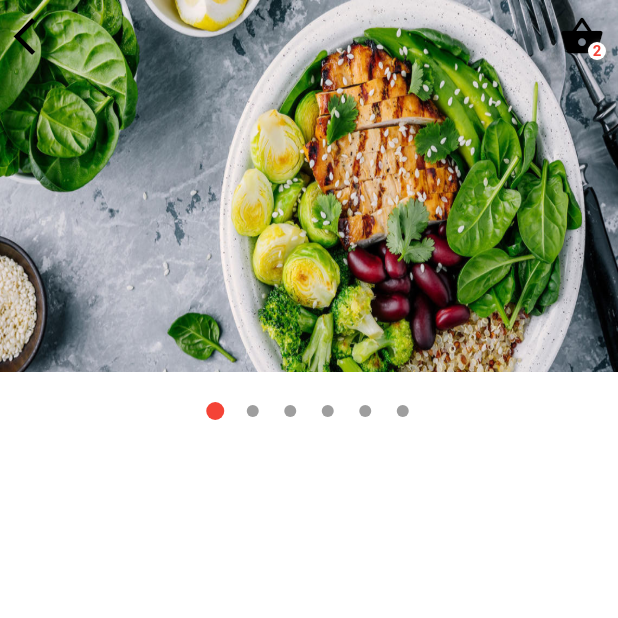
After one commit to bikashKatwal/flutter_food_ordering_app_ui, a Flutter app: the screen it shows after launch, after a tap on "Cereals", on a phone screen of 412 x 824 dp, the top half of it. The commit adds this screen. Run offline on Flutter 3.47's test engine with Material 2 defaults, Android fonts, the phone set to English and light mode, and no system bars; drawn by our look-alikes of carousel_pro; our stand-ins replace font_awesome_flutter; network calls fail.

Commit message:
added detail screen

```diff
--- /dev/null
+++ b/lib/helpers/screen_navigation.dart
@@ -0,0 +1,8 @@
+import 'package:flutter/material.dart';
+
+void changeScreen(BuildContext context, Widget widget) =>
+    Navigator.push(context, MaterialPageRoute(builder: (context) => widget));
+
+void changeScreenReplacement(BuildContext context, Widget widget) =>
+    Navigator.pushReplacement(
+        context, MaterialPageRoute(builder: (context) => widget));
--- a/lib/screens/home_page.dart
+++ b/lib/screens/home_page.dart
@@ -1,5 +1,5 @@
 import 'package:flutter/material.dart';
-import 'package:food_ordering_app/commons.dart';
+import 'package:food_ordering_app/helpers/commons.dart';
 import 'package:food_ordering_app/widgets/categories_widget.dart';
 import 'package:food_ordering_app/widgets/custom_bottomnavigationbar_widget.dart';
 import 'package:food_ordering_app/widgets/custom_text.dart';
--- /dev/null
+++ b/lib/screens/product_detail_page.dart
@@ -0,0 +1,123 @@
+import 'package:flutter/material.dart';
+import 'package:food_ordering_app/helpers/commons.dart';
+import 'package:food_ordering_app/models/products.dart';
+import 'package:carousel_pro/carousel_pro.dart';
+import 'package:food_ordering_app/widgets/custom_text.dart';
+import 'package:food_ordering_app/widgets/featured_icon.dart';
+
+class ProductDetailsPage extends StatefulWidget {
+  final Products products;
+
+  const ProductDetailsPage({@required this.products});
+  @override
+  _ProductDetailsPageState createState() => _ProductDetailsPageState();
+}
+
+class _ProductDetailsPageState extends State<ProductDetailsPage> {
+  @override
+  Widget build(BuildContext context) {
+    return SafeArea(
+      child: Scaffold(
+        backgroundColor: kWhite,
+        body: Column(
+          children: <Widget>[
+            Container(
+              height: 300,
+              child: Stack(
+                children: <Widget>[
+                  SizedBox(
+                    height: 300.0,
+                    width: MediaQuery.of(context).size.width,
+                    child: Carousel(
+                      images: [
+                        Image.asset(
+                          'images/${widget.products.image}',
+                          fit: BoxFit.fill,
+                        ),
+                        Image.asset(
+                          'images/1.jpg',
+                          fit: BoxFit.fill,
+                        ),
+                        Image.asset(
+                          'images/2.jpeg',
+                          fit: BoxFit.fill,
+                        ),
+                        Image.asset(
+                          'images/3.jpeg',
+                          fit: BoxFit.fill,
+                        ),
+                        Image.asset(
+                          'images/4.jpg',
+                          fit: BoxFit.fill,
+                        ),
+                        Image.asset(
+                          'images/5.jpg',
+                          fit: BoxFit.fill,
+                        ),
+                      ],
+                      dotBgColor: kWhite,
+                      dotColor: kGrey,
+                      dotIncreasedColor: kRed,
+                      dotIncreaseSize: 1.5,
+                      autoplay: false,
+                    ),
+                  ),
+                  Row(
+                    mainAxisAlignment: MainAxisAlignment.spaceBetween,
+                    children: <Widget>[
+                      IconButton(
+                        icon: Icon(
+                          Icons.arrow_back_ios,
+                          size: 30,
+                          color: kBlack,
+                        ),
+                        onPressed: () => Navigator.pop(context),
+                      ),
+                      Stack(
+                        children: <Widget>[
+                          IconButton(
+                            icon: Icon(
+                              Icons.shopping_basket,
+                              size: 30,
+                              color: kBlack,
+                            ),
+                            onPressed: () => Navigator.pop(context),
+                          ),
+                          Positioned(
+                            bottom: 8,
+                            right: 8,
+                            child: Container(
+                              height: 12,
+                              width: 12,
+                              decoration: BoxDecoration(
+                                  color: kWhite,
+                                  borderRadius: BorderRadius.circular(20),
+                                  boxShadow: [
+                                    BoxShadow(
+                                        color: kGrey,
+                                        offset: Offset(2, 1),
+                                        blurRadius: 3)
+                                  ]),
+                              child: Center(
+                                child: CustomText(
+                                  titleText: '2',
+                                  customFontSize: 10,
+                                  customColors: kRed,
+                                  customFontWeight: FontWeight.bold,
+                                ),
+                              ),
+                            ),
+                          ),
+                        ],
+                      ),
+                    ],
+                  ),
+                ],
+              ),
+            )
+          ],
+        ),
+      ),
+    );
+  }
+}
--- a/lib/widgets/categories_widget.dart
+++ b/lib/widgets/categories_widget.dart
@@ -1,7 +1,7 @@
 import 'package:flutter/material.dart';
+import 'package:food_ordering_app/helpers/commons.dart';
 import 'package:food_ordering_app/models/category.dart';
 
-import '../commons.dart';
 import 'custom_text.dart';
 
 final categoryList = <Category>[
--- a/lib/widgets/custom_text.dart
+++ b/lib/widgets/custom_text.dart
@@ -1,5 +1,5 @@
 import 'package:flutter/material.dart';
-import 'package:food_ordering_app/commons.dart';
+import 'package:food_ordering_app/helpers/commons.dart';
 
 class CustomText extends StatelessWidget {
   final String titleText;
--- a/lib/widgets/featured_icon.dart
+++ b/lib/widgets/featured_icon.dart
@@ -1,5 +1,5 @@
 import 'package:flutter/material.dart';
-import 'package:food_ordering_app/commons.dart';
+import 'package:food_ordering_app/helpers/commons.dart';
 
 class FeaturedIcon extends StatelessWidget {
   final IconData iconData;
--- a/lib/widgets/featured_products.dart
+++ b/lib/widgets/featured_products.dart
@@ -1,7 +1,10 @@
 import 'package:flutter/material.dart';
 import 'package:font_awesome_flutter/font_awesome_flutter.dart';
-import 'package:food_ordering_app/commons.dart';
+import 'package:food_ordering_app/helpers/commons.dart';
+import 'package:food_ordering_app/helpers/screen_navigation.dart';
+
 import 'package:food_ordering_app/models/products.dart';
+import 'package:food_ordering_app/screens/product_detail_page.dart';
 import 'package:food_ordering_app/widgets/custom_text.dart';
 import 'package:food_ordering_app/widgets/featured_icon.dart';
 
@@ -25,6 +28,11 @@ class FeaturedProducts extends StatelessWidget {
         itemCount: productsList.length,
         itemBuilder: (_, i) => Padding(
           padding: const EdgeInsets.fromLTRB(12, 14, 16, 12),
+          child: GestureDetector(
+            onTap: () => changeScreen(
+              context,
+              ProductDetailsPage(products: productsList[i]),
+            ),
             child: Container(
               height: 220,
               width: 200,
@@ -104,6 +112,7 @@ class FeaturedProducts extends StatelessWidget {
             ),
           ),
         ),
+      ),
     );
   }
 }
--- a/pubspec.yaml
+++ b/pubspec.yaml
@@ -24,6 +24,7 @@ dependencies:
   # Use with the CupertinoIcons class for iOS style icons.
   cupertino_icons: ^0.1.2
   font_awesome_flutter: ^8.5.0
+  carousel_pro: ^1.0.0
 
 dev_dependencies:
   flutter_test:
```
Also changed, not shown: lib/helpers/commons.dart (renamed from lib/commons.dart), pubspec.lock. Lines whose indentation alone changed are shown as unchanged.
